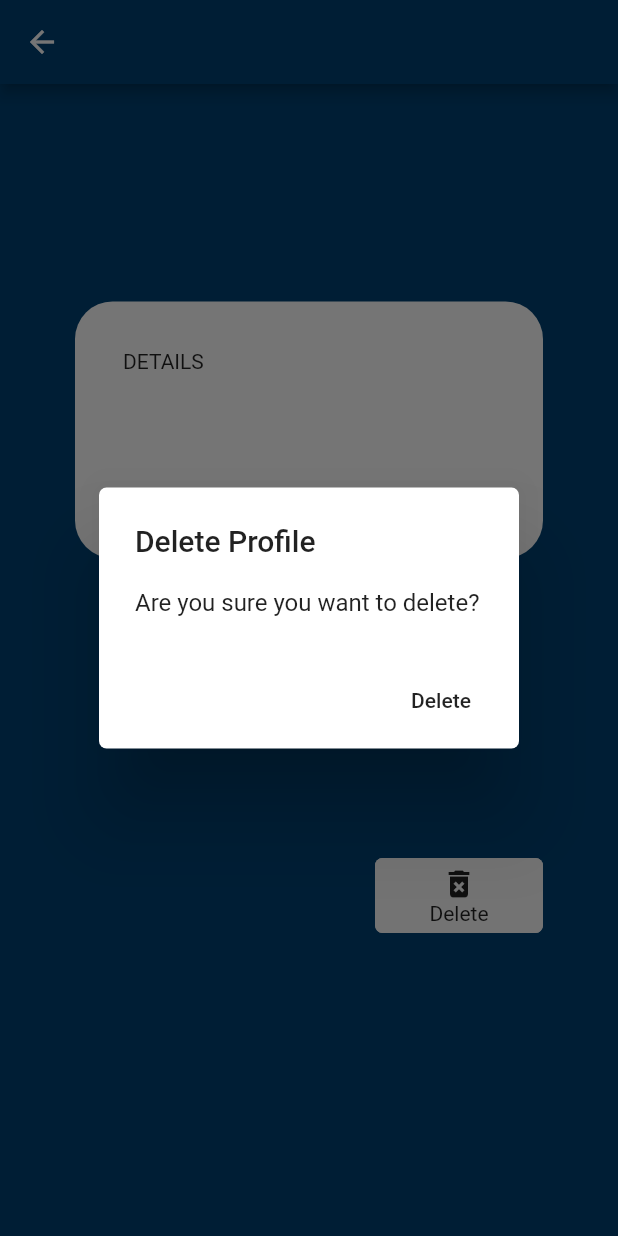
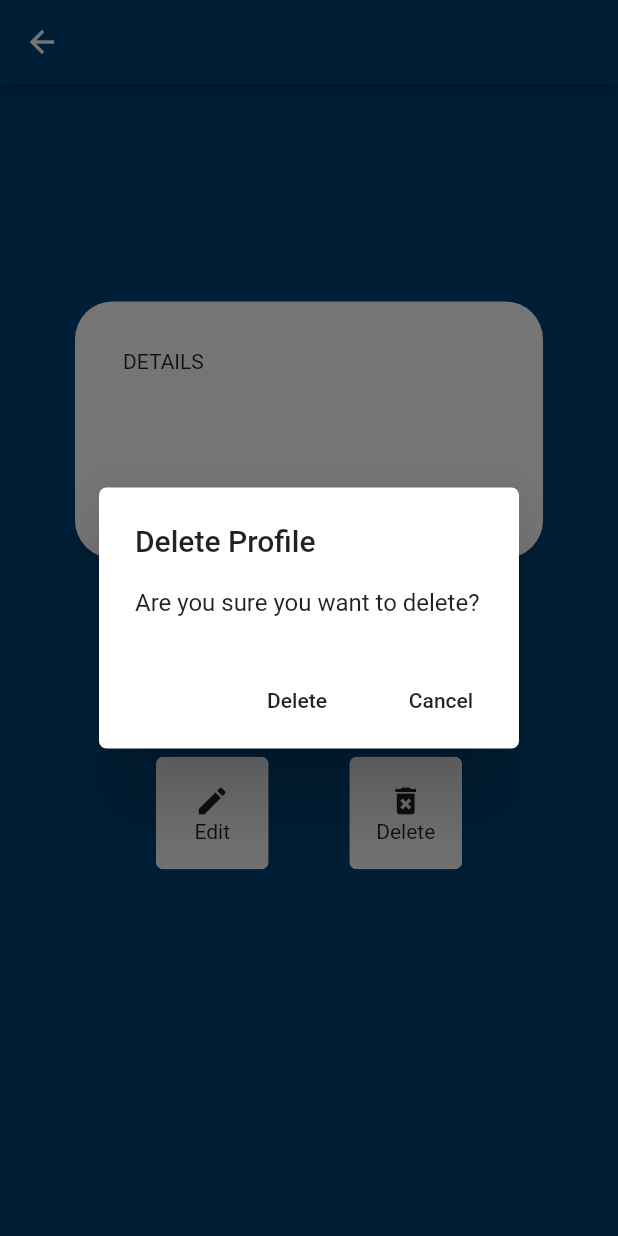
Before and after one commit to abigailkwan/food_spy, a Flutter app: the DetailPage screen opened directly with empty values, after a tap on "Delete", on a phone screen of 412 x 824 dp. Run offline on Flutter 3.47's test engine with Material 2 defaults, Android fonts, the phone set to English and light mode, and no system bars; our stand-ins replace datetime_picker_formfield; network calls fail.

Commit message:
made the edit button

```diff
--- a/lib/profilePage.dart
+++ b/lib/profilePage.dart
@@ -65,7 +65,53 @@ class _DetailPageState extends State<DetailPage> {
                     Navigator.of(context).pop();
                     setState((){});
                   },
+                ),
+                new FlatButton(
+                  child: Text("Cancel"),
+                  onPressed: () {
+                    Navigator.of(context).pop();
+                  }
+                ),
+              ]
+          );
+        }
+    );
+  }
+
+  Future <void> _verifyEdit (BuildContext context) {
+    return showDialog(
+        context: context,
+        builder: (BuildContext context) {
+          return AlertDialog(
+              title: new Text("Edit Profile"),
+              shape: RoundedRectangleBorder(
+                  borderRadius: BorderRadius
+                      .all(
+                      Radius.circular(5.0))),
+              content: SingleChildScrollView(
+                  child: ListBody(
+                      children: <Widget>[
+                        Text(
+                            "Are you sure you want to delete?"),
+                      ]
                   )
+              ),
+              actions: <Widget>[
+                new FlatButton(
+                  child: Text("Delete"),
+                  onPressed: () {
+                    //deleteProfile();
+                    Navigator.of(context).pop();
+                    Navigator.of(context).pop();
+                    setState((){});
+                  },
+                ),
+                new FlatButton(
+                    child: Text("Cancel"),
+                    onPressed: () {
+                      Navigator.of(context).pop();
+                    }
+                ),
               ]
           );
         }
@@ -112,10 +158,43 @@ class _DetailPageState extends State<DetailPage> {
                       ]
                   )
               ),
+              new Container(
+                  margin: EdgeInsets.fromLTRB(0, 120, 0, 0),
+                  height: 100,
+                  width: 400,
+                  child: new Row (
+                    mainAxisAlignment: MainAxisAlignment.spaceEvenly,
+                      children: <Widget> [
+                    new Container(
+                      width: 75,
+                      height: 75,
+                      child: new ClipRRect(
+                          borderRadius: BorderRadius.circular(5.0),
+                          child: Container(
+                              width: 5,
+                              height: 40.0,
+                              color: Color.fromRGBO(255, 255, 255, 1.0),
+                              child: Material(
+                                  child: InkWell(
+                                      splashColor: Color.fromRGBO(0, 66, 116, 1.0),
+                                      onTap: () {
+                                        _verifyEdit(context);
+                                        },
+                                      child: Column(
+                                          mainAxisAlignment: MainAxisAlignment.center,
+                                          children: <Widget> [
+                                            Icon(Icons.edit),
+                                            Text("Edit"),
+                                          ]
+                                      )
+                                  )
+                              )
+                          )
+                      ),
+                    ),
                     Container(
-                    margin: EdgeInsets.fromLTRB(200, 200, 0, 0),
-                    height: 50,
-                    width: 10,
+                        height: 75,
+                        width: 75,
                         child: ClipRRect(
                             borderRadius: BorderRadius.circular(5.0),
                             child: Container(
@@ -141,6 +220,9 @@ class _DetailPageState extends State<DetailPage> {
                         )
                     ),
                   ]
+                  ),
+              )
+            ],
         )
     );
   }
```
Also changed, not shown: lib/listPage.dart (line endings or trailing spaces). Lines whose indentation alone changed are shown as unchanged.
